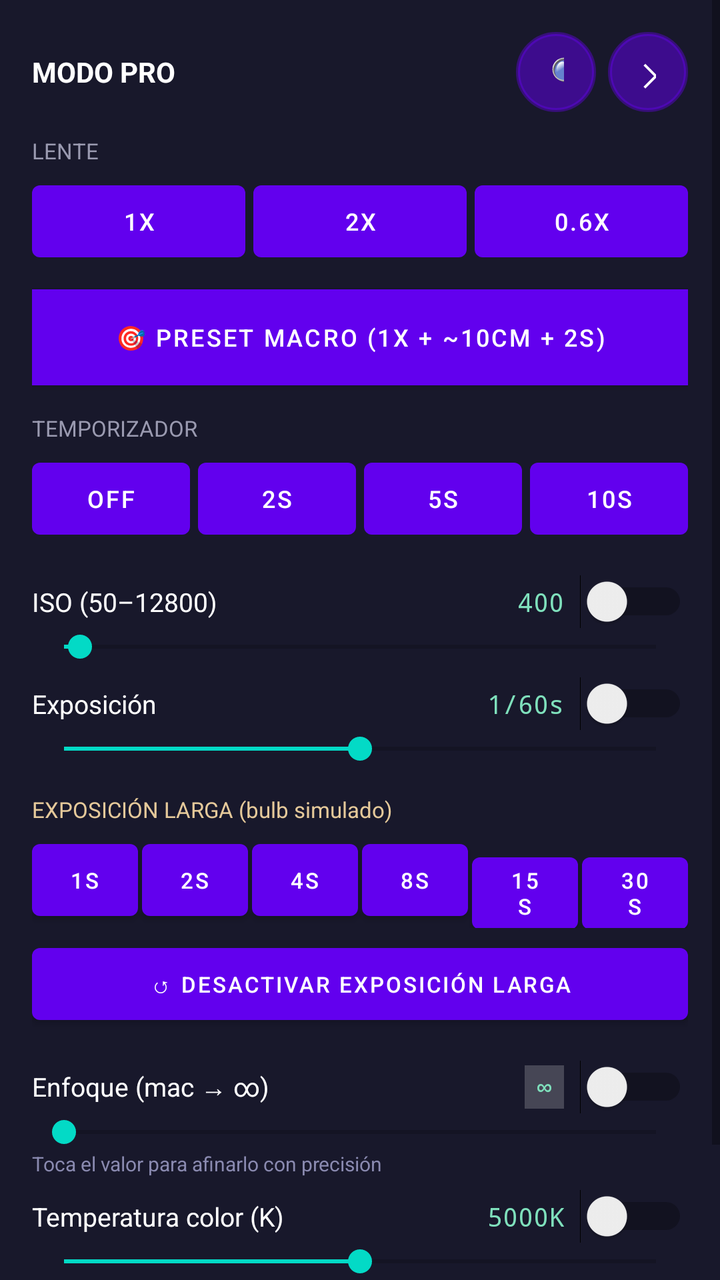
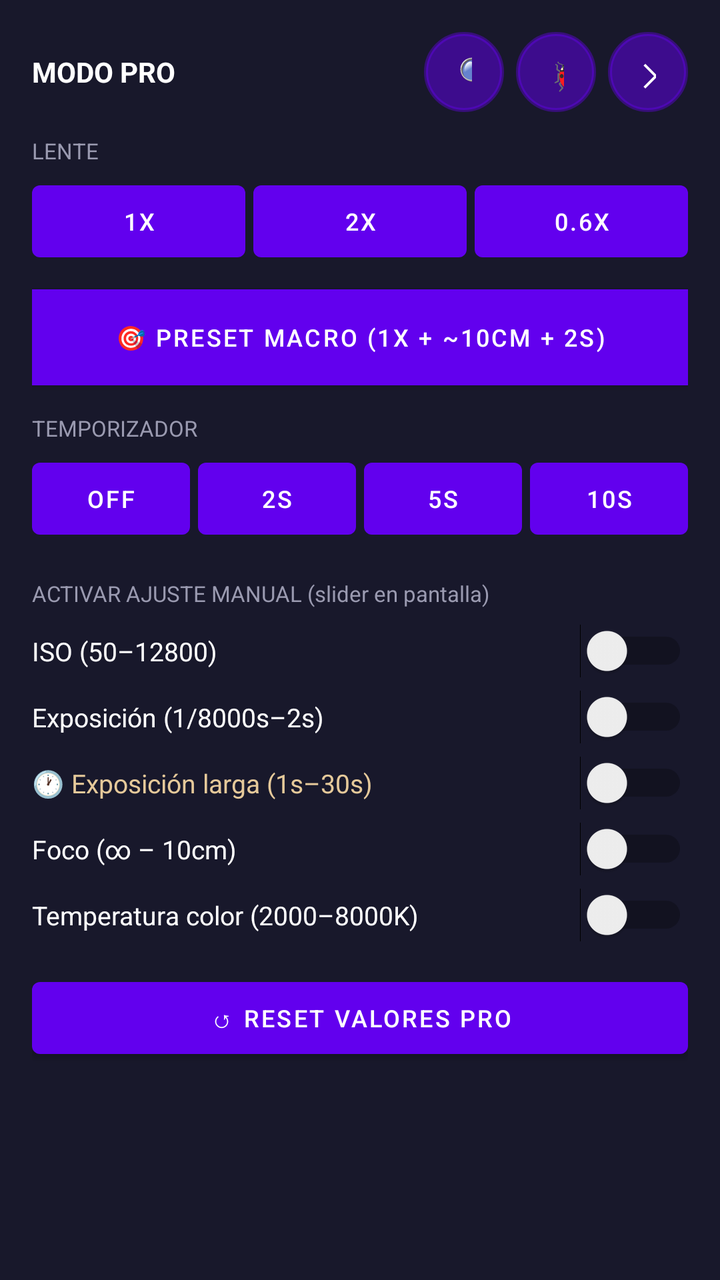

Before-and-after screenshots of an Android layout around one commit, followed by the original layout XML and the change that was made.
<!-- AndroidManifest.xml: application theme Theme.MiApp -->
<!-- res/layout/panel_ajustes.xml -->
<?xml version="1.0" encoding="utf-8"?>
<ScrollView xmlns:android="http://schemas.android.com/apk/res/android"
    android:layout_width="match_parent"
    android:layout_height="wrap_content"
    android:background="#F01A1A2E">

    <LinearLayout
        android:layout_width="match_parent"
        android:layout_height="wrap_content"
        android:orientation="vertical"
        android:padding="16dp">

        <LinearLayout
            android:layout_width="match_parent"
            android:layout_height="wrap_content"
            android:orientation="horizontal"
            android:gravity="center_vertical">

            <TextView
                android:layout_width="0dp"
                android:layout_height="wrap_content"
                android:layout_weight="1"
                android:text="MODO PRO"
                android:textColor="#FFFFFF"
                android:textSize="14sp"
                android:textStyle="bold" />

            <TextView
                android:id="@+id/txtAvisoLente"
                android:layout_width="wrap_content"
                android:layout_height="wrap_content"
                android:layout_marginEnd="6dp"
                android:text=""
                android:textColor="#E5C99A"
                android:textSize="10sp" />

            <Button
                android:id="@+id/btnDiagnostico"
                android:layout_width="40dp"
                android:layout_height="40dp"
                android:layout_marginEnd="6dp"
                android:background="@drawable/boton_circular"
                android:text="🔍"
                android:textColor="#FFFFFF"
                android:textSize="16sp" />

            <Button
                android:id="@+id/btnCerrarAjustes"
                android:layout_width="40dp"
                android:layout_height="40dp"
                android:background="@drawable/boton_circular"
                android:text="@string/btn_cerrar_ajustes"
                android:textColor="#FFFFFF"
                android:textSize="16sp" />
        </LinearLayout>

        
        <TextView
            android:layout_width="wrap_content"
            android:layout_height="wrap_content"
            android:layout_marginTop="12dp"
            android:text="LENTE"
            android:textColor="#9A9AB0"
            android:textSize="11sp" />
        <LinearLayout
            android:layout_width="match_parent"
            android:layout_height="wrap_content"
            android:orientation="horizontal"
            android:layout_marginTop="4dp">
            <Button android:id="@+id/btnLentePrincipal" android:layout_width="0dp" android:layout_height="wrap_content" android:layout_weight="1" android:text="1x" android:textSize="12sp" />
            <Button android:id="@+id/btnLenteTele" android:layout_width="0dp" android:layout_height="wrap_content" android:layout_weight="1" android:layout_marginStart="4dp" android:text="2x" android:textSize="12sp" />
            <Button android:id="@+id/btnLenteUltra" android:layout_width="0dp" android:layout_height="wrap_content" android:layout_weight="1" android:layout_marginStart="4dp" android:text="0.6x" android:textSize="12sp" />
        </LinearLayout>

        
        <Button
            android:id="@+id/btnPresetMacro"
            android:layout_width="match_parent"
            android:layout_height="wrap_content"
            android:layout_marginTop="10dp"
            android:background="#4A3D8A"
            android:text="🎯 Preset MACRO (1x + ~10cm + 2s)"
            android:textColor="#FFFFFF"
            android:textSize="12sp" />

        
        <TextView
            android:layout_width="wrap_content"
            android:layout_height="wrap_content"
            android:layout_marginTop="14dp"
            android:text="TEMPORIZADOR"
            android:textColor="#9A9AB0"
            android:textSize="11sp" />
        <LinearLayout
            android:layout_width="match_parent"
            android:layout_height="wrap_content"
            android:orientation="horizontal"
            android:layout_marginTop="4dp">
            <Button android:id="@+id/btnTimerOff" android:layout_width="0dp" android:layout_height="wrap_content" android:layout_weight="1" android:text="Off" android:textSize="12sp" />
            <Button android:id="@+id/btnTimer2" android:layout_width="0dp" android:layout_height="wrap_content" android:layout_weight="1" android:layout_marginStart="4dp" android:text="2s" android:textSize="12sp" />
            <Button android:id="@+id/btnTimer5" android:layout_width="0dp" android:layout_height="wrap_content" android:layout_weight="1" android:layout_marginStart="4dp" android:text="5s" android:textSize="12sp" />
            <Button android:id="@+id/btnTimer10" android:layout_width="0dp" android:layout_height="wrap_content" android:layout_weight="1" android:layout_marginStart="4dp" android:text="10s" android:textSize="12sp" />
        </LinearLayout>

        
        <LinearLayout
            android:layout_width="match_parent"
            android:layout_height="wrap_content"
            android:layout_marginTop="14dp"
            android:orientation="horizontal"
            android:gravity="center_vertical">
            <TextView android:layout_width="0dp" android:layout_height="wrap_content" android:layout_weight="1" android:text="ISO (50–12800)" android:textColor="#FFFFFF" android:textSize="13sp" />
            <TextView android:id="@+id/valorIso" android:layout_width="wrap_content" android:layout_height="wrap_content" android:text="400" android:textColor="#7FE0BC" android:textSize="13sp" android:fontFamily="monospace" />
            <Switch android:id="@+id/switchIso" android:layout_width="wrap_content" android:layout_height="wrap_content" android:layout_marginStart="8dp" />
        </LinearLayout>
        <SeekBar android:id="@+id/sliderIso" android:layout_width="match_parent" android:layout_height="wrap_content" android:max="12750" android:progress="350" />

        
        <LinearLayout
            android:layout_width="match_parent"
            android:layout_height="wrap_content"
            android:layout_marginTop="6dp"
            android:orientation="horizontal"
            android:gravity="center_vertical">
            <TextView android:layout_width="0dp" android:layout_height="wrap_content" android:layout_weight="1" android:text="Exposición" android:textColor="#FFFFFF" android:textSize="13sp" />
            <TextView android:id="@+id/valorExp" android:layout_width="wrap_content" android:layout_height="wrap_content" android:text="1/60s" android:textColor="#7FE0BC" android:textSize="13sp" android:fontFamily="monospace" />
            <Switch android:id="@+id/switchExp" android:layout_width="wrap_content" android:layout_height="wrap_content" android:layout_marginStart="8dp" />
        </LinearLayout>
        <SeekBar android:id="@+id/sliderExp" android:layout_width="match_parent" android:layout_height="wrap_content" android:max="100" android:progress="50" />

        
        <TextView
            android:layout_width="wrap_content"
            android:layout_height="wrap_content"
            android:layout_marginTop="14dp"
            android:text="EXPOSICIÓN LARGA (bulb simulado)"
            android:textColor="#E5C99A"
            android:textSize="11sp" />
        <LinearLayout
            android:layout_width="match_parent"
            android:layout_height="wrap_content"
            android:orientation="horizontal"
            android:layout_marginTop="4dp">
            <Button android:id="@+id/btnLarga1s" android:layout_width="0dp" android:layout_height="wrap_content" android:layout_weight="1" android:text="1s" android:textSize="11sp" />
            <Button android:id="@+id/btnLarga2s" android:layout_width="0dp" android:layout_height="wrap_content" android:layout_weight="1" android:layout_marginStart="2dp" android:text="2s" android:textSize="11sp" />
            <Button android:id="@+id/btnLarga4s" android:layout_width="0dp" android:layout_height="wrap_content" android:layout_weight="1" android:layout_marginStart="2dp" android:text="4s" android:textSize="11sp" />
            <Button android:id="@+id/btnLarga8s" android:layout_width="0dp" android:layout_height="wrap_content" android:layout_weight="1" android:layout_marginStart="2dp" android:text="8s" android:textSize="11sp" />
            <Button android:id="@+id/btnLarga15s" android:layout_width="0dp" android:layout_height="wrap_content" android:layout_weight="1" android:layout_marginStart="2dp" android:text="15s" android:textSize="11sp" />
            <Button android:id="@+id/btnLarga30s" android:layout_width="0dp" android:layout_height="wrap_content" android:layout_weight="1" android:layout_marginStart="2dp" android:text="30s" android:textSize="11sp" />
        </LinearLayout>
        <Button
            android:id="@+id/btnLargaOff"
            android:layout_width="match_parent"
            android:layout_height="wrap_content"
            android:layout_marginTop="4dp"
            android:text="↺ Desactivar exposición larga"
            android:textSize="11sp" />

        
        <LinearLayout
            android:layout_width="match_parent"
            android:layout_height="wrap_content"
            android:layout_marginTop="14dp"
            android:orientation="horizontal"
            android:gravity="center_vertical">
            <TextView android:layout_width="0dp" android:layout_height="wrap_content" android:layout_weight="1" android:text="Enfoque (mac → ∞)" android:textColor="#FFFFFF" android:textSize="13sp" />
            <TextView android:id="@+id/valorFoco" android:layout_width="wrap_content" android:layout_height="wrap_content" android:text="∞" android:textColor="#7FE0BC" android:textSize="13sp" android:fontFamily="monospace" android:background="#33FFFFFF" android:paddingHorizontal="6dp" android:paddingVertical="2dp" />
            <Switch android:id="@+id/switchFoco" android:layout_width="wrap_content" android:layout_height="wrap_content" android:layout_marginStart="8dp" />
        </LinearLayout>
        <SeekBar android:id="@+id/sliderFoco" android:layout_width="match_parent" android:layout_height="wrap_content" android:max="100" android:progress="0" />
        <TextView
            android:layout_width="wrap_content"
            android:layout_height="wrap_content"
            android:text="Toca el valor para afinarlo con precisión"
            android:textColor="#8A8AB0"
            android:textSize="10sp" />

        
        <LinearLayout
            android:layout_width="match_parent"
            android:layout_height="wrap_content"
            android:layout_marginTop="6dp"
            android:orientation="horizontal"
            android:gravity="center_vertical">
            <TextView android:layout_width="0dp" android:layout_height="wrap_content" android:layout_weight="1" android:text="Temperatura color (K)" android:textColor="#FFFFFF" android:textSize="13sp" />
            <TextView android:id="@+id/valorWb" android:layout_width="wrap_content" android:layout_height="wrap_content" android:text="5000K" android:textColor="#7FE0BC" android:textSize="13sp" android:fontFamily="monospace" />
            <Switch android:id="@+id/switchWb" android:layout_width="wrap_content" android:layout_height="wrap_content" android:layout_marginStart="8dp" />
        </LinearLayout>
        <SeekBar android:id="@+id/sliderWb" android:layout_width="match_parent" android:layout_height="wrap_content" android:max="6000" android:progress="3000" />

        <Button
            android:id="@+id/btnResetPro"
            android:layout_width="match_parent"
            android:layout_height="wrap_content"
            android:layout_marginTop="12dp"
            android:text="↺ Reset valores PRO"
            android:textSize="12sp" />

    </LinearLayout>
</ScrollView>
<!-- resources referenced by this layout -->
<resources>
  <!-- drawable boton_circular (drawable) -->
  <?xml version="1.0" encoding="utf-8"?>
  <shape xmlns:android="http://schemas.android.com/apk/res/android"
      android:shape="oval">
      <solid android:color="#80000000" />
      <stroke android:width="2dp" android:color="#66FFFFFF" />
  </shape>
  <string name="btn_cerrar_ajustes">✕</string>
  <style name="Theme.MiApp" parent="Theme.MaterialComponents.DayNight.NoActionBar">
          <item name="android:windowBackground">@android:color/black</item>
          <item name="android:statusBarColor">@android:color/black</item>
          <item name="android:navigationBarColor">@android:color/black</item>
          <item name="android:windowLightStatusBar">false</item>
      </style>
</resources>

<!-- the commit's change to res/layout/panel_ajustes.xml (unified diff, before → after) -->
@@ -17,85 +17,53 @@
             android:gravity="center_vertical">
 
             <TextView
-                android:layout_width="0dp"
-                android:layout_height="wrap_content"
-                android:layout_weight="1"
-                android:text="MODO PRO"
-                android:textColor="#FFFFFF"
-                android:textSize="14sp"
-                android:textStyle="bold" />
+                android:layout_width="0dp" android:layout_height="wrap_content"
+                android:layout_weight="1" android:text="MODO PRO"
+                android:textColor="#FFFFFF" android:textSize="14sp" android:textStyle="bold" />
 
             <TextView
                 android:id="@+id/txtAvisoLente"
-                android:layout_width="wrap_content"
-                android:layout_height="wrap_content"
-                android:layout_marginEnd="6dp"
-                android:text=""
-                android:textColor="#E5C99A"
-                android:textSize="10sp" />
+                android:layout_width="wrap_content" android:layout_height="wrap_content"
+                android:layout_marginEnd="6dp" android:text="" android:textColor="#E5C99A" android:textSize="10sp" />
 
-            <Button
-                android:id="@+id/btnDiagnostico"
-                android:layout_width="40dp"
-                android:layout_height="40dp"
-                android:layout_marginEnd="6dp"
+            <Button android:id="@+id/btnDiagnostico"
+                android:layout_width="40dp" android:layout_height="40dp"
+                android:layout_marginEnd="6dp" android:background="@drawable/boton_circular"
+                android:text="🔍" android:textColor="#FFFFFF" android:textSize="16sp" />
+
+            <Button android:id="@+id/btnDebug"
+                android:layout_width="40dp" android:layout_height="40dp"
+                android:layout_marginEnd="6dp" android:background="@drawable/boton_circular"
+                android:text="🐞" android:textColor="#FFFFFF" android:textSize="16sp" />
+
+            <Button android:id="@+id/btnCerrarAjustes"
+                android:layout_width="40dp" android:layout_height="40dp"
                 android:background="@drawable/boton_circular"
-                android:text="🔍"
-                android:textColor="#FFFFFF"
-                android:textSize="16sp" />
-
-            <Button
-                android:id="@+id/btnCerrarAjustes"
-                android:layout_width="40dp"
-                android:layout_height="40dp"
-                android:background="@drawable/boton_circular"
-                android:text="@string/btn_cerrar_ajustes"
-                android:textColor="#FFFFFF"
-                android:textSize="16sp" />
+                android:text="@string/btn_cerrar_ajustes" android:textColor="#FFFFFF" android:textSize="16sp" />
         </LinearLayout>
 
         
-        <TextView
-            android:layout_width="wrap_content"
-            android:layout_height="wrap_content"
-            android:layout_marginTop="12dp"
-            android:text="LENTE"
-            android:textColor="#9A9AB0"
-            android:textSize="11sp" />
-        <LinearLayout
-            android:layout_width="match_parent"
-            android:layout_height="wrap_content"
-            android:orientation="horizontal"
-            android:layout_marginTop="4dp">
+        <TextView android:layout_width="wrap_content" android:layout_height="wrap_content"
+            android:layout_marginTop="12dp" android:text="LENTE" android:textColor="#9A9AB0" android:textSize="11sp" />
+        <LinearLayout android:layout_width="match_parent" android:layout_height="wrap_content"
+            android:orientation="horizontal" android:layout_marginTop="4dp">
             <Button android:id="@+id/btnLentePrincipal" android:layout_width="0dp" android:layout_height="wrap_content" android:layout_weight="1" android:text="1x" android:textSize="12sp" />
             <Button android:id="@+id/btnLenteTele" android:layout_width="0dp" android:layout_height="wrap_content" android:layout_weight="1" android:layout_marginStart="4dp" android:text="2x" android:textSize="12sp" />
             <Button android:id="@+id/btnLenteUltra" android:layout_width="0dp" android:layout_height="wrap_content" android:layout_weight="1" android:layout_marginStart="4dp" android:text="0.6x" android:textSize="12sp" />
         </LinearLayout>
 
         
-        <Button
-            android:id="@+id/btnPresetMacro"
-            android:layout_width="match_parent"
-            android:layout_height="wrap_content"
-            android:layout_marginTop="10dp"
-            android:background="#4A3D8A"
+        <Button android:id="@+id/btnPresetMacro"
+            android:layout_width="match_parent" android:layout_height="wrap_content"
+            android:layout_marginTop="10dp" android:background="#4A3D8A"
             android:text="🎯 Preset MACRO (1x + ~10cm + 2s)"
-            android:textColor="#FFFFFF"
-            android:textSize="12sp" />
+            android:textColor="#FFFFFF" android:textSize="12sp" />
 
         
-        <TextView
-            android:layout_width="wrap_content"
-            android:layout_height="wrap_content"
-            android:layout_marginTop="14dp"
-            android:text="TEMPORIZADOR"
-            android:textColor="#9A9AB0"
-            android:textSize="11sp" />
-        <LinearLayout
-            android:layout_width="match_parent"
-            android:layout_height="wrap_content"
-            android:orientation="horizontal"
-            android:layout_marginTop="4dp">
+        <TextView android:layout_width="wrap_content" android:layout_height="wrap_content"
+            android:layout_marginTop="14dp" android:text="TEMPORIZADOR" android:textColor="#9A9AB0" android:textSize="11sp" />
+        <LinearLayout android:layout_width="match_parent" android:layout_height="wrap_content"
+            android:orientation="horizontal" android:layout_marginTop="4dp">
             <Button android:id="@+id/btnTimerOff" android:layout_width="0dp" android:layout_height="wrap_content" android:layout_weight="1" android:text="Off" android:textSize="12sp" />
             <Button android:id="@+id/btnTimer2" android:layout_width="0dp" android:layout_height="wrap_content" android:layout_weight="1" android:layout_marginStart="4dp" android:text="2s" android:textSize="12sp" />
             <Button android:id="@+id/btnTimer5" android:layout_width="0dp" android:layout_height="wrap_content" android:layout_weight="1" android:layout_marginStart="4dp" android:text="5s" android:textSize="12sp" />
@@ -103,98 +71,48 @@
         </LinearLayout>
 
         
-        <LinearLayout
-            android:layout_width="match_parent"
-            android:layout_height="wrap_content"
-            android:layout_marginTop="14dp"
-            android:orientation="horizontal"
-            android:gravity="center_vertical">
-            <TextView android:layout_width="0dp" android:layout_height="wrap_content" android:layout_weight="1" android:text="ISO (50–12800)" android:textColor="#FFFFFF" android:textSize="13sp" />
-            <TextView android:id="@+id/valorIso" android:layout_width="wrap_content" android:layout_height="wrap_content" android:text="400" android:textColor="#7FE0BC" android:textSize="13sp" android:fontFamily="monospace" />
-            <Switch android:id="@+id/switchIso" android:layout_width="wrap_content" android:layout_height="wrap_content" android:layout_marginStart="8dp" />
+        <TextView android:layout_width="wrap_content" android:layout_height="wrap_content"
+            android:layout_marginTop="16dp" android:text="ACTIVAR AJUSTE MANUAL (slider en pantalla)"
+            android:textColor="#9A9AB0" android:textSize="11sp" />
+
+        <LinearLayout android:layout_width="match_parent" android:layout_height="wrap_content"
+            android:orientation="horizontal" android:gravity="center_vertical" android:layout_marginTop="8dp">
+            <TextView android:layout_width="0dp" android:layout_height="wrap_content" android:layout_weight="1"
+                android:text="ISO (50–12800)" android:textColor="#FFFFFF" android:textSize="13sp" />
+            <Switch android:id="@+id/switchIso" android:layout_width="wrap_content" android:layout_height="wrap_content" />
         </LinearLayout>
-        <SeekBar android:id="@+id/sliderIso" android:layout_width="match_parent" android:layout_height="wrap_content" android:max="12750" android:progress="350" />
 
-        
-        <LinearLayout
-            android:layout_width="match_parent"
-            android:layout_height="wrap_content"
-            android:layout_marginTop="6dp"
-            android:orientation="horizontal"
-            android:gravity="center_vertical">
-            <TextView android:layout_width="0dp" android:layout_height="wrap_content" android:layout_weight="1" android:text="Exposición" android:textColor="#FFFFFF" android:textSize="13sp" />
-            <TextView android:id="@+id/valorExp" android:layout_width="wrap_content" android:layout_height="wrap_content" android:text="1/60s" android:textColor="#7FE0BC" android:textSize="13sp" android:fontFamily="monospace" />
-            <Switch android:id="@+id/switchExp" android:layout_width="wrap_content" android:layout_height="wrap_content" android:layout_marginStart="8dp" />
+        <LinearLayout android:layout_width="match_parent" android:layout_height="wrap_content"
+            android:orientation="horizontal" android:gravity="center_vertical" android:layout_marginTop="6dp">
+            <TextView android:layout_width="0dp" android:layout_height="wrap_content" android:layout_weight="1"
+                android:text="Exposición (1/8000s–2s)" android:textColor="#FFFFFF" android:textSize="13sp" />
+            <Switch android:id="@+id/switchExp" android:layout_width="wrap_content" android:layout_height="wrap_content" />
         </LinearLayout>
-        <SeekBar android:id="@+id/sliderExp" android:layout_width="match_parent" android:layout_height="wrap_content" android:max="100" android:progress="50" />
 
-        
-        <TextView
-            android:layout_width="wrap_content"
-            android:layout_height="wrap_content"
-            android:layout_marginTop="14dp"
-            android:text="EXPOSICIÓN LARGA (bulb simulado)"
-            android:textColor="#E5C99A"
-            android:textSize="11sp" />
-        <LinearLayout
-            android:layout_width="match_parent"
-            android:layout_height="wrap_content"
-            android:orientation="horizontal"
-            android:layout_marginTop="4dp">
-            <Button android:id="@+id/btnLarga1s" android:layout_width="0dp" android:layout_height="wrap_content" android:layout_weight="1" android:text="1s" android:textSize="11sp" />
-            <Button android:id="@+id/btnLarga2s" android:layout_width="0dp" android:layout_height="wrap_content" android:layout_weight="1" android:layout_marginStart="2dp" android:text="2s" android:textSize="11sp" />
-            <Button android:id="@+id/btnLarga4s" android:layout_width="0dp" android:layout_height="wrap_content" android:layout_weight="1" android:layout_marginStart="2dp" android:text="4s" android:textSize="11sp" />
-            <Button android:id="@+id/btnLarga8s" android:layout_width="0dp" android:layout_height="wrap_content" android:layout_weight="1" android:layout_marginStart="2dp" android:text="8s" android:textSize="11sp" />
-            <Button android:id="@+id/btnLarga15s" android:layout_width="0dp" android:layout_height="wrap_content" android:layout_weight="1" android:layout_marginStart="2dp" android:text="15s" android:textSize="11sp" />
-            <Button android:id="@+id/btnLarga30s" android:layout_width="0dp" android:layout_height="wrap_content" android:layout_weight="1" android:layout_marginStart="2dp" android:text="30s" android:textSize="11sp" />
+        <LinearLayout android:layout_width="match_parent" android:layout_height="wrap_content"
+            android:orientation="horizontal" android:gravity="center_vertical" android:layout_marginTop="6dp">
+            <TextView android:layout_width="0dp" android:layout_height="wrap_content" android:layout_weight="1"
+                android:text="🕐 Exposición larga (1s–30s)" android:textColor="#E5C99A" android:textSize="13sp" />
+            <Switch android:id="@+id/switchLarga" android:layout_width="wrap_content" android:layout_height="wrap_content" />
         </LinearLayout>
-        <Button
-            android:id="@+id/btnLargaOff"
-            android:layout_width="match_parent"
-            android:layout_height="wrap_content"
-            android:layout_marginTop="4dp"
-            android:text="↺ Desactivar exposición larga"
-            android:textSize="11sp" />
 
-        
-        <LinearLayout
-            android:layout_width="match_parent"
-            android:layout_height="wrap_content"
-            android:layout_marginTop="14dp"
-            android:orientation="horizontal"
-            android:gravity="center_vertical">
-            <TextView android:layout_width="0dp" android:layout_height="wrap_content" android:layout_weight="1" android:text="Enfoque (mac → ∞)" android:textColor="#FFFFFF" android:textSize="13sp" />
-            <TextView android:id="@+id/valorFoco" android:layout_width="wrap_content" android:layout_height="wrap_content" android:text="∞" android:textColor="#7FE0BC" android:textSize="13sp" android:fontFamily="monospace" android:background="#33FFFFFF" android:paddingHorizontal="6dp" android:paddingVertical="2dp" />
-            <Switch android:id="@+id/switchFoco" android:layout_width="wrap_content" android:layout_height="wrap_content" android:layout_marginStart="8dp" />
+        <LinearLayout android:layout_width="match_parent" android:layout_height="wrap_content"
+            android:orientation="horizontal" android:gravity="center_vertical" android:layout_marginTop="6dp">
+            <TextView android:layout_width="0dp" android:layout_height="wrap_content" android:layout_weight="1"
+                android:text="Foco (∞ – 10cm)" android:textColor="#FFFFFF" android:textSize="13sp" />
+            <Switch android:id="@+id/switchFoco" android:layout_width="wrap_content" android:layout_height="wrap_content" />
         </LinearLayout>
-        <SeekBar android:id="@+id/sliderFoco" android:layout_width="match_parent" android:layout_height="wrap_content" android:max="100" android:progress="0" />
-        <TextView
-            android:layout_width="wrap_content"
-            android:layout_height="wrap_content"
-            android:text="Toca el valor para afinarlo con precisión"
-            android:textColor="#8A8AB0"
-            android:textSize="10sp" />
 
-        
-        <LinearLayout
-            android:layout_width="match_parent"
-            android:layout_height="wrap_content"
-            android:layout_marginTop="6dp"
-            android:orientation="horizontal"
-            android:gravity="center_vertical">
-            <TextView android:layout_width="0dp" android:layout_height="wrap_content" android:layout_weight="1" android:text="Temperatura color (K)" android:textColor="#FFFFFF" android:textSize="13sp" />
-            <TextView android:id="@+id/valorWb" android:layout_width="wrap_content" android:layout_height="wrap_content" android:text="5000K" android:textColor="#7FE0BC" android:textSize="13sp" android:fontFamily="monospace" />
-            <Switch android:id="@+id/switchWb" android:layout_width="wrap_content" android:layout_height="wrap_content" android:layout_marginStart="8dp" />
+        <LinearLayout android:layout_width="match_parent" android:layout_height="wrap_content"
+            android:orientation="horizontal" android:gravity="center_vertical" android:layout_marginTop="6dp">
+            <TextView android:layout_width="0dp" android:layout_height="wrap_content" android:layout_weight="1"
+                android:text="Temperatura color (2000–8000K)" android:textColor="#FFFFFF" android:textSize="13sp" />
+            <Switch android:id="@+id/switchWb" android:layout_width="wrap_content" android:layout_height="wrap_content" />
         </LinearLayout>
-        <SeekBar android:id="@+id/sliderWb" android:layout_width="match_parent" android:layout_height="wrap_content" android:max="6000" android:progress="3000" />
 
-        <Button
-            android:id="@+id/btnResetPro"
-            android:layout_width="match_parent"
-            android:layout_height="wrap_content"
-            android:layout_marginTop="12dp"
-            android:text="↺ Reset valores PRO"
-            android:textSize="12sp" />
+        <Button android:id="@+id/btnResetPro"
+            android:layout_width="match_parent" android:layout_height="wrap_content"
+            android:layout_marginTop="14dp" android:text="↺ Reset valores PRO" android:textSize="12sp" />
 
     </LinearLayout>
 </ScrollView>
